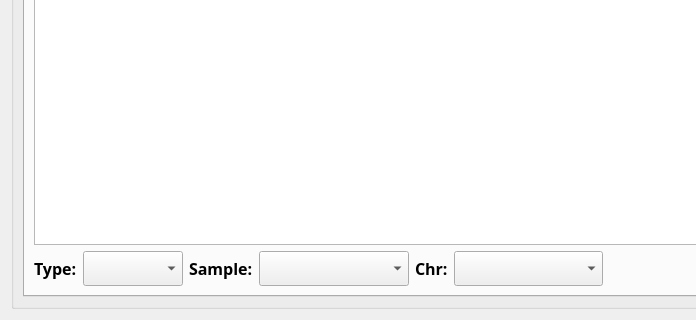
First picture: the form in resources/popcnv_main_form.ui, repository sc-zhang/popCNV, before the edit; both pictures show x 0 to 696 and y 744 to 1064 of the 960 by 1064 pixel window.
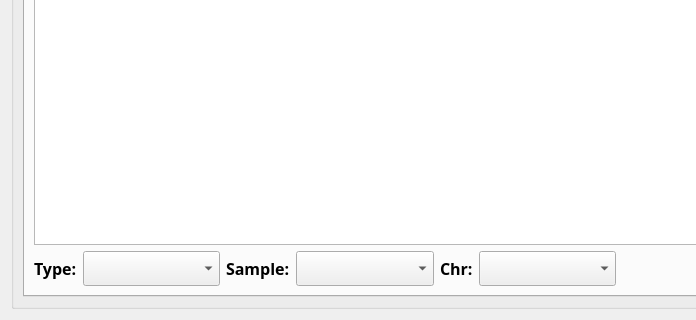
Second picture: the form after the edit.

Patch:
```diff
--- a/resources/popcnv_main_form.ui
+++ b/resources/popcnv_main_form.ui
@@ -208,6 +208,12 @@
                 </item>
                 <item>
                  <widget class="QComboBox" name="cbox_pic_data_type">
+                  <property name="sizePolicy">
+                   <sizepolicy hsizetype="Expanding" vsizetype="Fixed">
+                    <horstretch>0</horstretch>
+                    <verstretch>0</verstretch>
+                   </sizepolicy>
+                  </property>
                   <property name="font">
                    <font>
                     <family>JetBrains Mono</family>
```
Left out of the diff: 6 changed lines with no effect on the pictures.
